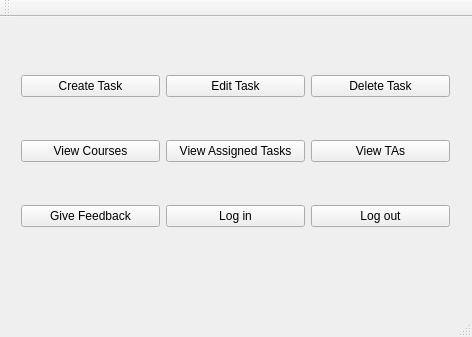
The window that TAEval/TAEvalClient/mainwindow.ui (Ottawagunner/Comp3004-TAEval) describes before a commit, drawn with Qt 5.
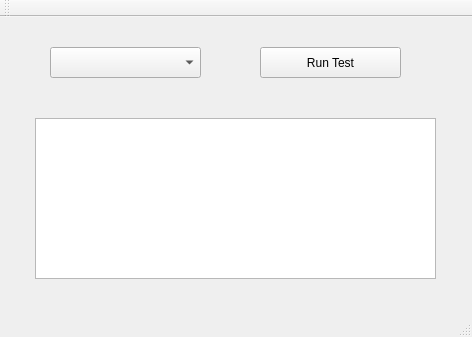
The same window after the commit.

Commit message: Fixed my corrupted file and now here is the updated gui

The edit to the form file:
```diff
--- a/TAEval/TAEvalClient/mainwindow.ui
+++ b/TAEval/TAEvalClient/mainwindow.ui
@@ -14,80 +14,38 @@
    <string>MainWindow</string>
   </property>
   <widget class="QWidget" name="centralWidget">
-   <widget class="QWidget" name="gridLayoutWidget">
+   <widget class="QComboBox" name="selectTestOption">
     <property name="geometry">
      <rect>
-      <x>10</x>
-      <y>10</y>
-      <width>451</width>
-      <height>251</height>
+      <x>50</x>
+      <y>30</y>
+      <width>151</width>
+      <height>31</height>
      </rect>
     </property>
-    <layout class="QGridLayout" name="gridLayout">
-     <item row="1" column="1">
-      <widget class="QPushButton" name="viewAsignedTasks">
-       <property name="text">
-        <string>View Assigned Tasks</string>
-       </property>
-      </widget>
-     </item>
-     <item row="0" column="1">
-      <widget class="QPushButton" name="editTaskButton">
-       <property name="text">
-        <string>Edit Task</string>
-       </property>
-      </widget>
-     </item>
-     <item row="0" column="2">
-      <widget class="QPushButton" name="deleteTaskButton">
-       <property name="text">
-        <string>Delete Task</string>
-       </property>
-      </widget>
-     </item>
-     <item row="0" column="0">
-      <widget class="QPushButton" name="createTaskButton">
-       <property name="text">
-        <string>Create Task</string>
-       </property>
-      </widget>
-     </item>
-     <item row="1" column="0">
-      <widget class="QPushButton" name="viewCoursesButton">
-       <property name="text">
-        <string>View Courses</string>
-       </property>
-      </widget>
-     </item>
-     <item row="2" column="1">
-      <widget class="QPushButton" name="loginButton">
-       <property name="text">
-        <string>Log in</string>
-       </property>
-      </widget>
-     </item>
-     <item row="2" column="2">
-      <widget class="QPushButton" name="logoutButton">
-       <property name="text">
-        <string>Log out</string>
-       </property>
-      </widget>
-     </item>
-     <item row="1" column="2">
-      <widget class="QPushButton" name="viewTAButton">
-       <property name="text">
-        <string>View TAs</string>
-       </property>
-      </widget>
-     </item>
-     <item row="2" column="0">
-      <widget class="QPushButton" name="giveEvaluationButton">
-       <property name="text">
-        <string>Give Feedback</string>
-       </property>
-      </widget>
-     </item>
-    </layout>
+   </widget>
+   <widget class="QPushButton" name="runTestButton">
+    <property name="geometry">
+     <rect>
+      <x>260</x>
+      <y>30</y>
+      <width>141</width>
+      <height>31</height>
+     </rect>
+    </property>
+    <property name="text">
+     <string>Run Test</string>
+    </property>
+   </widget>
+   <widget class="QTextBrowser" name="textBrowser">
+    <property name="geometry">
+     <rect>
+      <x>35</x>
+      <y>101</y>
+      <width>401</width>
+      <height>161</height>
+     </rect>
+    </property>
    </widget>
   </widget>
   <widget class="QMenuBar" name="menuBar">
```
The commit also changes 2 other files.
